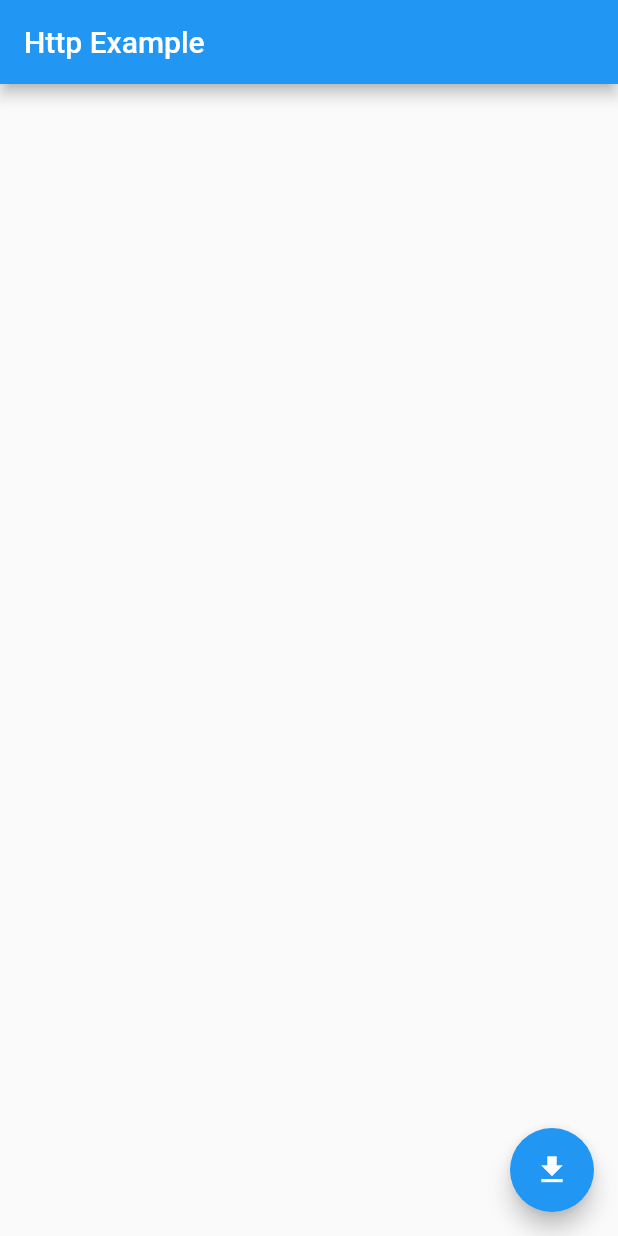
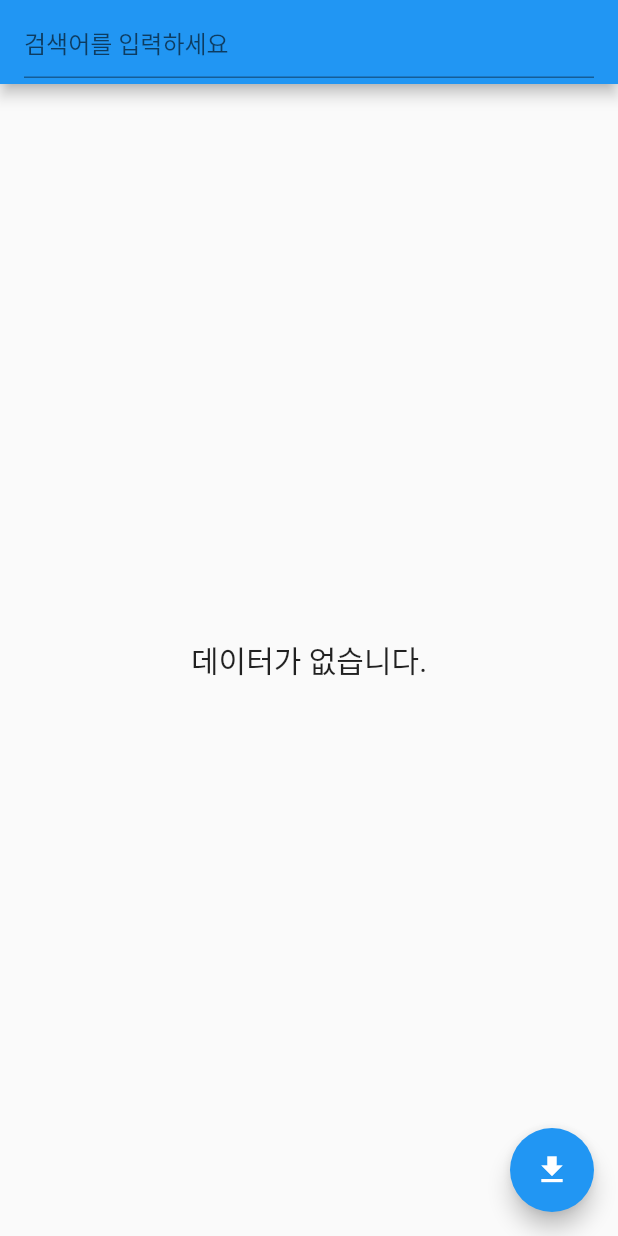
Before and after one commit to coronarita/Flutter-Example, a Flutter app: the screen it shows after launch, after a tap on the "file download" icon, on a phone screen of 412 x 824 dp. Run offline on Flutter 3.47's test engine with Material 2 defaults, Android fonts, the phone set to English and light mode, and no system bars; network calls fail.

Commit message:
07-1 완료.

```diff
--- a/lib/main.dart
+++ b/lib/main.dart
@@ -1,5 +1,7 @@
 import 'package:flutter/material.dart';
 import 'package:http/http.dart' as http;
+import 'dart:convert';
+
 
 void main() => runApp(MyApp());
 
@@ -19,29 +21,114 @@ class HttpApp extends StatefulWidget{
 
 class _HttpApp extends State<HttpApp>{
   String result = '';
+  List? data;
+  TextEditingController? _editingController;
+  ScrollController? _scrollController;
+  int page = 1;
+
+  @override
+  void initState(){
+    super.initState();
+    data= new List.empty(growable: true);
+    _editingController = new TextEditingController();
+    _scrollController = new ScrollController();
+
+    _scrollController!.addListener(() {
+      if(_scrollController!.offset>=        // scroll 현재 위치가 double형 변수로
+      _scrollController!.position.maxScrollExtent &&
+      !_scrollController!.position.outOfRange){
+        print('bottom');
+        page++;
+        getJSONData();
+      }
+    });
+  }
 
   @override
   Widget build(BuildContext context){
     return Scaffold(
       appBar:AppBar(
-        title: Text('Http Example'),
+        title: TextField(
+         controller: _editingController,
+         style: TextStyle(color:Colors.white),
+         keyboardType: TextInputType.text,
+         decoration: InputDecoration(hintText: '검색어를 입력하세요'),
+        ),
       ),
       body: Container(
         child: Center(
-          child: Text('$result'),
+          child: data!.length ==0                                             //null safety 처리
+            ? Text(
+              '데이터가 없습니다.',
+          style: TextStyle(fontSize: 20),
+          textAlign: TextAlign.center,
+        )
+        : ListView.builder(
+          itemBuilder: (context,index){
+            return Card(
+              child: Container(
+                child:Row(
+                  children:<Widget>[
+/*                    Text(data![index]['title'].toString()),                   //null safety 처리
+                    Text(data![index]['authors'].toString()),
+                    Text(data![index]['sale_price'].toString()),
+                    Text(data![index]['status'].toString()),*/
+                    Image.network(data![index]['thumbnail'],                              //null safety 처리
+                      height: 100,
+                      width:100,
+                      fit: BoxFit.contain,
+                    ),
+                    Column(
+                      children: <Widget>[
+                        Container(
+                          width: MediaQuery.of(context).size.width - 150,
+                          child: Text(
+                            data![index]['title'].toString(),
+                            textAlign: TextAlign.center,
+                          ),
+                        ),
+                        Text('저자 : ${data![index]['authors'].toString()}'), //저자 정보가 너무 길면, 개행을 해야되는 문제가 있음
+                        Text('가격 : ${data![index]['sale_price'].toString()}'),
+                        Text('판매중 : ${data![index]['status'].toString()}'),
+
+                      ],
+                    )
+                  ],
+                  mainAxisAlignment: MainAxisAlignment.start,
+                ),
+              ),
+            );
+          },
+          itemCount: data!.length,
+          controller: _scrollController,
+          ),
         ),
+    ),
 
-        ),
+
       floatingActionButton: FloatingActionButton(
-        onPressed: () async{
-          var url = 'http://www.google.com';
-          var response = await http.get(Uri.parse(url)); //수정된 방법, http 사용 시 uri 사용
-          setState((){
-            result = response.body;
-          });
-        },// web address
+        onPressed: () {
+          page =1;        //
+          data!.clear();
+          getJSONData();
+        },
           child: Icon(Icons.file_download),
       ),
     );
   }
+
+  Future<String> getJSONData() async{
+    var url = 'https://dapi.kakao.com/v3/search/book?target=title&page=$page&query=${_editingController?.value.text}'; // dapi.kakao.com서버에 있는 v3/search/book API에게, title(제목)에 doit이 포함된 책을 검색하라고 호출
+    var response = await http.get(Uri.parse(url),
+    headers: {"Authorization": "KakaoAK 205b5b06216b204e07db600b8e04d450"}); // 카카오 서버와 직접통신하기에, REST API 키 삽입, http.get코드로 호출해서 책정보 가져옴
+//    print(response.body);
+    setState((){
+      var dataConvertedToJSON = json.decode(response.body);
+      List result = dataConvertedToJSON['documents'];
+      data!.addAll(result); //null safety 처리
+    });
+    return "Successfull";
+  }
 }
+
+// 추후 해결해야 할 것 : 새로운 거 검색 할 때, 화면 clear/reset한번 해야..
```
